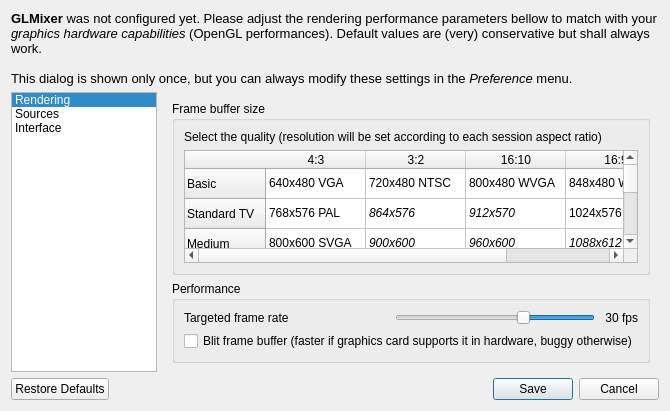
This is src/UserPreferencesDialog.ui in markus-wa/glmixer-mirror as Qt 5 draws it before an edit. The edited form follows.
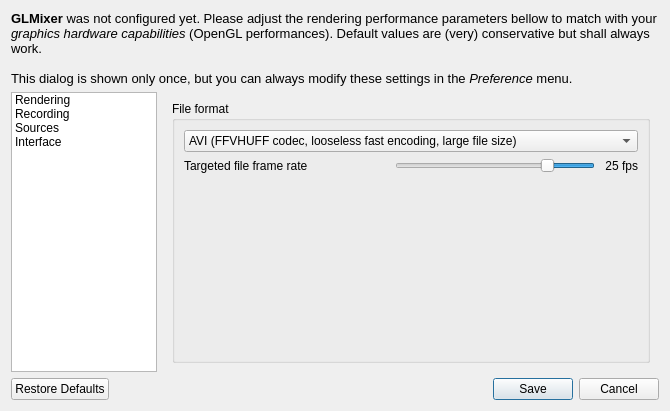
This is the edited form. Icons and pictures are not drawn. Custom widgets are drawn as their Qt base class.

Commit message: Improvement of the recording of the output: added user preferences, sync render to recording fps, add avcodec_registerall, various bug fix and new icons.

What changed in the file:
```diff
--- a/src/UserPreferencesDialog.ui
+++ b/src/UserPreferencesDialog.ui
@@ -51,7 +51,7 @@
       <bool>false</bool>
      </property>
      <property name="currentRow">
-      <number>0</number>
+      <number>-1</number>
      </property>
      <item>
       <property name="text">
@@ -68,6 +68,15 @@
        <set>ItemIsSelectable|ItemIsEnabled</set>
       </property>
      </item>
+     <item>
+      <property name="text">
+       <string>Recording</string>
+      </property>
+      <property name="icon">
+       <iconset resource="../icons.qrc">
+        <normaloff>:/glmixer/icons/record_disabled.png</normaloff>:/glmixer/icons/record_disabled.png</iconset>
+      </property>
+     </item>
      <item>
       <property name="text">
        <string>Sources</string>
@@ -97,7 +106,7 @@
    <item row="1" column="1">
     <widget class="QStackedWidget" name="stackedPreferences">
      <property name="currentIndex">
-      <number>0</number>
+      <number>1</number>
      </property>
      <widget class="QWidget" name="PageRendering">
       <layout class="QVBoxLayout" name="verticalLayout_6">
@@ -380,7 +389,7 @@
                </sizepolicy>
               </property>
               <property name="text">
-               <string>Targeted frame rate  </string>
+               <string>Targeted display frame rate  </string>
               </property>
              </widget>
             </item>
@@ -455,6 +464,104 @@
        </item>
       </layout>
      </widget>
+     <widget class="QWidget" name="PageRecording">
+      <layout class="QVBoxLayout" name="verticalLayout_9">
+       <item>
+        <widget class="QGroupBox" name="groupBox">
+         <property name="title">
+          <string>File format</string>
+         </property>
+         <layout class="QVBoxLayout" name="verticalLayout_10">
+          <item>
+           <widget class="QComboBox" name="recordingFormatSelection">
+            <item>
+             <property name="text">
+              <string>AVI (FFVHUFF codec, looseless fast encoding, large file size)</string>
+             </property>
+            </item>
+            <item>
+             <property name="text">
+              <string>MPG (MPEG1-2 codec, jpeg compression, average file size)</string>
+             </property>
+            </item>
+           </widget>
+          </item>
+          <item>
+           <layout class="QHBoxLayout" name="horizontalLayout_7">
+            <property name="spacing">
+             <number>10</number>
+            </property>
+            <item>
+             <widget class="QLabel" name="label_7">
+              <property name="sizePolicy">
+               <sizepolicy hsizetype="Expanding" vsizetype="Preferred">
+                <horstretch>0</horstretch>
+                <verstretch>0</verstretch>
+               </sizepolicy>
+              </property>
+              <property name="text">
+               <string>Targeted file frame rate  </string>
+              </property>
+             </widget>
+            </item>
+            <item>
+             <widget class="QSlider" name="recordingUpdatePeriod">
+              <property name="sizePolicy">
+               <sizepolicy hsizetype="Expanding" vsizetype="Fixed">
+                <horstretch>0</horstretch>
+                <verstretch>0</verstretch>
+               </sizepolicy>
+              </property>
+              <property name="minimum">
+               <number>33</number>
+              </property>
+              <property name="maximum">
+               <number>65</number>
+              </property>
+              <property name="value">
+               <number>40</number>
+              </property>
+              <property name="orientation">
+               <enum>Qt::Horizontal</enum>
+              </property>
+              <property name="invertedAppearance">
+               <bool>true</bool>
+              </property>
+              <property name="invertedControls">
+               <bool>false</bool>
+              </property>
+             </widget>
+            </item>
+            <item>
+             <widget class="QLabel" name="recordingFrameRateString">
+              <property name="text">
+               <string>25 fps</string>
+              </property>
+              <property name="alignment">
+               <set>Qt::AlignRight|Qt::AlignTrailing|Qt::AlignVCenter</set>
+              </property>
+             </widget>
+            </item>
+           </layout>
+          </item>
+          <item>
+           <spacer name="verticalSpacer_4">
+            <property name="orientation">
+             <enum>Qt::Vertical</enum>
+            </property>
+            <property name="sizeHint" stdset="0">
+             <size>
+              <width>20</width>
+              <height>161</height>
+             </size>
+            </property>
+           </spacer>
+          </item>
+         </layout>
+        </widget>
+       </item>
+      </layout>
+     </widget>
      <widget class="QWidget" name="PageSources">
       <layout class="QVBoxLayout" name="verticalLayout_5">
        <item>
```
The commit also changes 12 other files.
